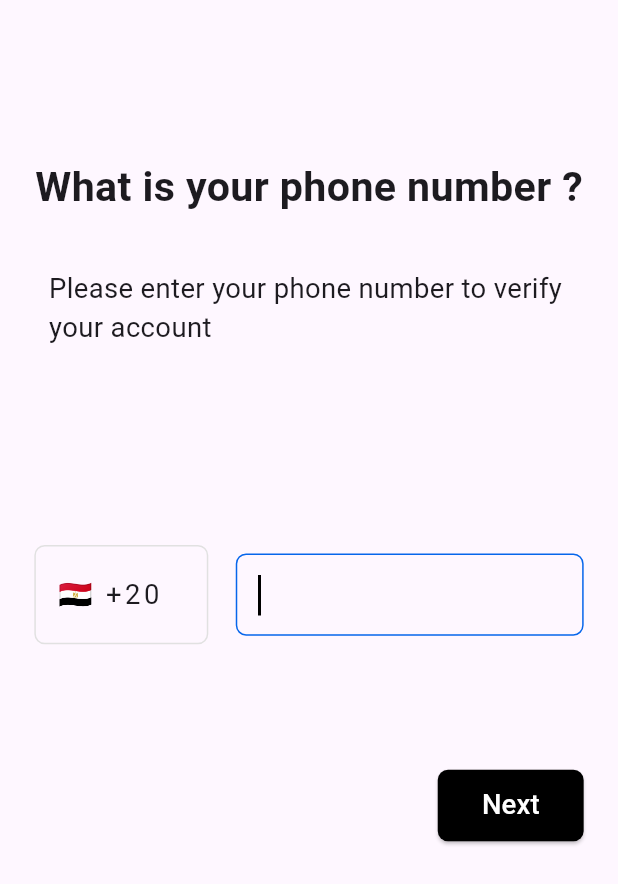
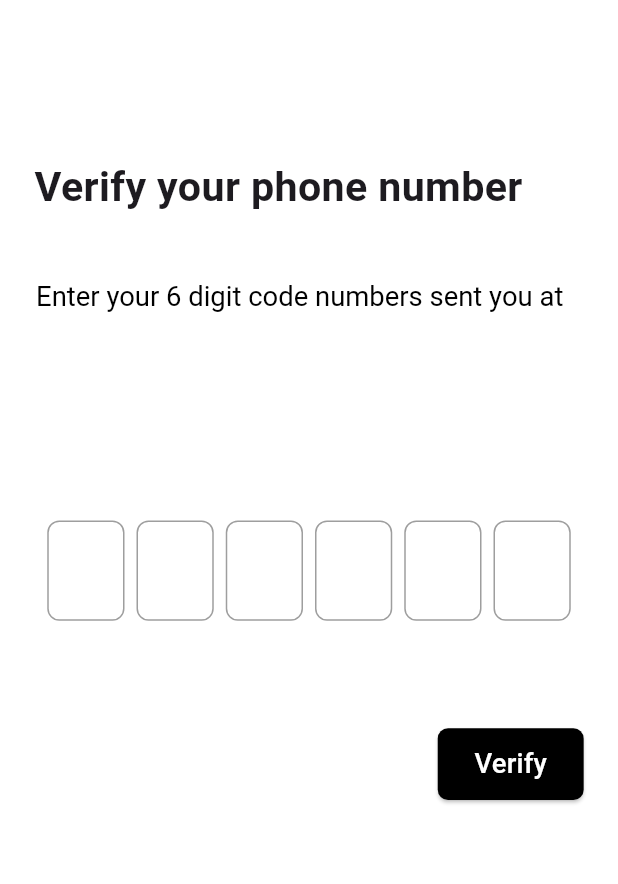
Before and after one commit to ebrahimesmail11/test-map, a Flutter app: the screen it shows after launch, after a tap on "Next", on a phone screen of 412 x 824 dp. Shown: the top 884 px of the screen. Run offline on Flutter 3.47's test engine with Material 3 defaults, Android fonts, the phone set to English and light mode, and no system bars; drawn by our look-alikes of pinput; our stand-ins replace firebase_core, flutter_screenutil; accounts and stored records are empty.

Commit message:
Add OTP Screen and Enhance Login Screen Functionality
This commit introduces a new OTP (One-Time Password) screen to the application, enabling users to verify their phone numbers through a 6-digit code. The commit also enhances the existing login screen by adding form validation for the phone number input, ensuring that users enter a valid phone number before proceeding to the OTP verification step. Additionally, the login screen now navigates to the newly created OTP screen upon submission of a valid phone number.

The changes include:
- Addition of a new `otpScreen` route in the application's string constants.
- Implementation of the OTP screen UI, including text prompts and a PIN input field for OTP entry.
- Enhancement of the login screen to include form validation and navigation to the OTP screen upon successful phone number submission.
- Modification of the phone number input field to support form validation and data submission.
- Introduction of a new widget for PIN code input fields, used in the OTP screen for user verification.

These changes aim to improve the user experience by streamlining the phone number verification process and adding a layer of security through OTP verification.

```diff
--- a/lib/app_router.dart
+++ b/lib/app_router.dart
@@ -1,5 +1,6 @@
 import 'package:flutter/material.dart';
 import 'package:flutter_maps/presentation/screens/login_screen.dart';
+import 'package:flutter_maps/presentation/screens/otp_screen.dart';
 
 import 'constnats/strings.dart';
 
@@ -7,7 +8,9 @@ class AppRouter{
   Route? generateRoute(RouteSettings settings){
     switch (settings.name){
       case loginScreen:
-        return MaterialPageRoute(builder: (_) => const LoginScreen());
+        return MaterialPageRoute(builder: (_) =>  LoginScreen());
+      case  otpScreen:
+       return MaterialPageRoute(builder: (_) =>   OtpScreen());
     }
   }
 }
--- a/lib/constnats/strings.dart
+++ b/lib/constnats/strings.dart
@@ -1,5 +1,6 @@
 // constnats/strings.dart
 const String loginScreen='/';
+const String otpScreen ='/otpScreen';
 class AppStrings {
   static const String whatIsYourNumber = "What is your phone number ?",
       verifyYourNumber = "Verify your phone number ",
--- a/lib/presentation/screens/login_screen.dart
+++ b/lib/presentation/screens/login_screen.dart
@@ -5,24 +5,48 @@ import 'package:flutter_screenutil/flutter_screenutil.dart';
 import '../widgets/auth_widget.dart/custom_button.dart';
 import '../widgets/auth_widget.dart/phone_from_field_section.dart';
 
+// ignore: must_be_immutable
 class LoginScreen extends StatelessWidget {
-  const LoginScreen({super.key});
-Widget _buildIntroTexts(){
-  return   Column(
+  LoginScreen({super.key});
+  late String phoneNumber;
+  final GlobalKey<FormState> _phoneFormKey = GlobalKey<FormState>();
+  Widget _buildIntroTexts() {
+    return Column(
+      crossAxisAlignment: CrossAxisAlignment.start,
       children: [
-      Text(AppStrings.whatIsYourNumber,style: TextStyle(fontSize: 24.sp,fontWeight: FontWeight.bold),),
+        Text(
+          AppStrings.whatIsYourNumber,
+          style: TextStyle(fontSize: 24.sp, fontWeight: FontWeight.bold),
+        ),
         30.verticalSpace,
         Container(
-        margin: EdgeInsets.symmetric(horizontal: 2.w,),
-        child: Text(AppStrings.pleaseEnterYourNumber,style: TextStyle(fontSize: 16.sp),),
+          margin: EdgeInsets.symmetric(
+            horizontal: 2.w,
+          ),
+          child: Text(
+            AppStrings.pleaseEnterYourNumber,
+            style: TextStyle(fontSize: 16.sp),
+          ),
         ),
       ],
     );
   }
+
+  submit(p0) {
+    if (p0!.isEmpty) {
+      return 'please enter your phone number';
+    } else if (p0.length < 11) {
+      return 'please enter valid phone number';
+    }
+    return null;
+  }
+
   @override
   Widget build(BuildContext context) {
     return Scaffold(
-      body: ListView(
+      body: Form(
+        key: _phoneFormKey,
+        child: ListView(
           padding: EdgeInsetsDirectional.only(
             start: 20.w,
             end: 20.w,
@@ -32,10 +56,19 @@ Widget _buildIntroTexts(){
           children: [
             _buildIntroTexts(),
             110.verticalSpace,
-                PhoneFromFieldSection(),
+            PhoneFromFieldSection(
+              validator: submit,
+              controller: TextEditingController(),
+              onSaved: (value) {
+                phoneNumber = value!;
+              },
+            ),
             70.verticalSpace,
-                CustomButton(title: AppStrings.next, onPressed: (){}),
+            CustomButton(title: AppStrings.next, onPressed: () {
+             Navigator.pushNamed(context,otpScreen);
+            }),
           ],
+        ),
       ),
     );
   }
--- /dev/null
+++ b/lib/presentation/screens/otp_screen.dart
@@ -0,0 +1,72 @@
+import 'package:flutter/material.dart';
+import 'package:flutter_maps/constnats/my_colors.dart';
+import 'package:flutter_maps/constnats/strings.dart';
+import 'package:flutter_screenutil/flutter_screenutil.dart';
+
+import '../widgets/auth_widget.dart/custom_button.dart';
+import '../widgets/auth_widget.dart/pin_code_fields.dart';
+
+class OtpScreen extends StatelessWidget {
+
+  const OtpScreen({super.key});
+   final phoneNumber ='';
+  Widget _buildIntroTexts() {
+    return Column(
+      crossAxisAlignment: CrossAxisAlignment.start,
+      children: [
+        Text(
+          AppStrings.verifyYourNumber,
+          style: TextStyle(fontSize: 24.sp, fontWeight: FontWeight.bold),
+        ),
+        30.verticalSpace,
+        Container(
+          margin: EdgeInsets.symmetric(
+            horizontal: 1.w,
+          ),
+          child: RichText(
+            text: TextSpan(
+              children: [
+                TextSpan(
+                  text: AppStrings.enterYour6DigitCode,
+                  style: TextStyle(
+                      fontSize: 16.sp, color: Colors.black, height: 1.4.h),
+                  children:<TextSpan> [
+                    TextSpan(
+                      text: '$phoneNumber',
+                      style: TextStyle(
+                        fontSize: 16.sp,
+                        color: MyColors.primaryColor,
+                      ),
+                    ),
+                  ],
+                ),
+              ],
+            ),
+          ),
+        ),
+      ],
+    );
+  }
+
+  @override
+  Widget build(BuildContext context) {
+    return Scaffold(
+      backgroundColor: Colors.white,
+      body: ListView(
+        padding: EdgeInsetsDirectional.only(
+          start: 20.w,
+          end: 20.w,
+          top: 88.h,
+          bottom: 88.h,
+        ),
+        children: [
+          _buildIntroTexts(),
+          88.verticalSpace,
+          const PinCodeFields(),
+          60.verticalSpace,
+          CustomButton(title: AppStrings.verify, onPressed: () {}),
+        ],
+      ),
+    );
+  }
+}
--- a/lib/presentation/widgets/auth_widget.dart/phone_from_field_section.dart
+++ b/lib/presentation/widgets/auth_widget.dart/phone_from_field_section.dart
@@ -5,18 +5,12 @@ import 'package:flutter_screenutil/flutter_screenutil.dart';
 
 import 'country_code_widget.dart/country_code_widget.dart';
 
-// ignore: must_be_immutable
 class PhoneFromFieldSection extends StatelessWidget {
-   PhoneFromFieldSection({super.key});
-late String phoneNumber;
- submit(p0){
- if(p0!.isEmpty){
-              return 'please enter your phone number';
-            }else if (p0.length < 11) {
-              return 'please enter valid phone number';
-            }
-            return null;
-}
+ const   PhoneFromFieldSection({super.key, required this.validator, this.controller, this.onSaved});
+
+final Function(String?) validator;
+final TextEditingController? controller;
+final Function(String?)? onSaved;
   @override
   Widget build(BuildContext context) {
     return Row(
@@ -29,11 +23,9 @@ late String phoneNumber;
         Expanded(
           flex: 2,
           child: PhoneFromField(
-            validator: submit,
-            controller: TextEditingController(),
-            onSaved: (value){
-              phoneNumber=value!;
-            },
+            validator: validator,
+            controller: controller,
+            onSaved: onSaved,
           ) ,
         ),
       ],
--- /dev/null
+++ b/lib/presentation/widgets/auth_widget.dart/pin_code_fields.dart
@@ -0,0 +1,70 @@
+import 'package:flutter/material.dart';
+import 'package:flutter_screenutil/flutter_screenutil.dart';
+import 'package:pinput/pinput.dart';
+
+import '../../../constnats/my_colors.dart';
+
+class PinCodeFields extends StatelessWidget {
+  const PinCodeFields({
+    super.key,
+  });
+
+  @override
+  Widget build(BuildContext context) {
+    final defaultPinTheme = PinTheme(
+      width: 45.w,
+      height: 56.h,
+      textStyle: const TextStyle(
+          fontSize: 20,
+          color: Color.fromRGBO(30, 60, 87, 1),
+          fontWeight: FontWeight.w600),
+      decoration: BoxDecoration(
+        border: Border.all(color: Colors.grey),
+        borderRadius: BorderRadius.circular(8),
+      ),
+    );
+
+    final focusedPinTheme = defaultPinTheme.copyDecorationWith(
+      border: Border.all(color: Colors.blue),
+      borderRadius: BorderRadius.circular(8),
+    );
+
+    final submittedPinTheme = defaultPinTheme.copyWith(
+      decoration: defaultPinTheme.decoration!.copyWith(
+        border: Border.all(color: Colors.lightBlue),
+        color: const Color.fromRGBO(234, 239, 243, 1),
+      ),
+    );
+    return SizedBox(
+      width: 100.w,
+      child: Directionality(
+        textDirection: TextDirection.ltr,
+        child: Pinput(
+          // listenForMultipleSmsOnAndroid: true,
+          //  controller: code,
+          length: 6,
+          onCompleted: (value) {
+            /*   collectData.otp = value;
+                  logger.d(collectData.toJson());*/
+          },
+          validator: (p0) {
+            return p0!.isEmpty ?'Please Enter Otp Code' : null;
+          },
+          //  controller: LoginBloc.otpController,
+          crossAxisAlignment: CrossAxisAlignment.stretch,
+          disabledPinTheme: PinTheme(
+            height: 60.h,
+            decoration: BoxDecoration(
+              borderRadius: BorderRadius.circular(12),
+              color: MyColors.ligthBlue,
+              border: Border.all(color: MyColors.primaryColor),
+            ),
+          ),
+          defaultPinTheme: defaultPinTheme,
+          focusedPinTheme: focusedPinTheme,
+          submittedPinTheme: submittedPinTheme,
+        ),
+      ),
+    );
+  }
+}
--- a/pubspec.yaml
+++ b/pubspec.yaml
@@ -35,6 +35,7 @@ dependencies:
     sdk: flutter
   flutter_bloc: ^8.1.4
   flutter_screenutil: ^5.9.3
+  pinput: ^5.0.0
 
 dev_dependencies:
   flutter_lints: ^3.0.0
```
Also changed, not shown: pubspec.lock. Lines whose indentation alone changed are shown as unchanged.
